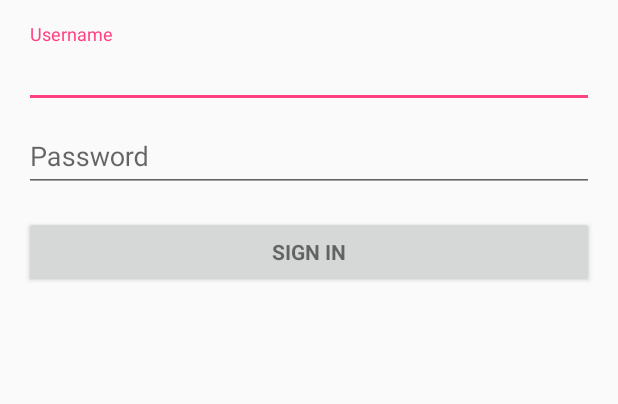
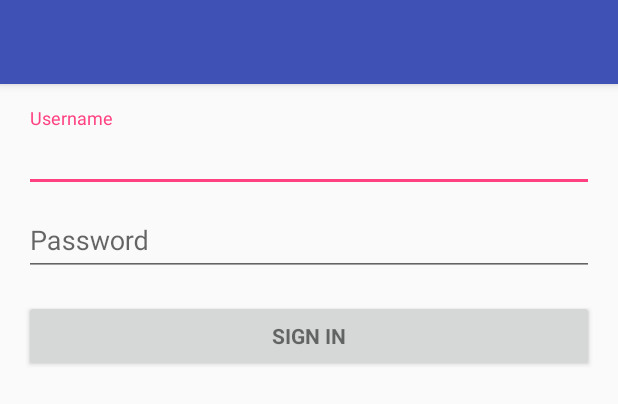
Before and after one commit to miroszlav/ShoppingListApplication, an Android app: the layout activity_login.xml on its own in the app's theme, with its tools: preview values and no code run, on a phone screen of 412 x 824 dp. Shown: the top 404 px of the screen. Run offline under Robolectric (Android 15) with nearby library versions, the phone set to English and light mode, and no system bars.

Commit message:
code formatting, cleaning.

```diff
--- a/app/build.gradle
+++ b/app/build.gradle
@@ -57,7 +57,6 @@ dependencies {
     compile 'io.reactivex.rxjava2:rxjava:2.1.3'
     compile 'com.f2prateek.rx.preferences2:rx-preferences:2.0.0-RC3'
     compile 'com.jakewharton:butterknife:8.8.1'
-    compile 'com.android.support.constraint:constraint-layout:1.0.2'
 
     androidTestCompile('com.android.support.test.espresso:espresso-core:2.2.2', {
         exclude group: 'com.android.support', module: 'support-annotations'
--- a/app/src/main/java/hu/miroszlav/shoppinglistapplication/android/activity/DashboardActivity.java
+++ b/app/src/main/java/hu/miroszlav/shoppinglistapplication/android/activity/DashboardActivity.java
@@ -22,12 +22,10 @@ import butterknife.ButterKnife;
 import butterknife.OnClick;
 import hu.miroszlav.shoppinglistapplication.R;
 import hu.miroszlav.shoppinglistapplication.android.adapter.ItemAdapter;
-import hu.miroszlav.shoppinglistapplication.di.ComponentInjectorProvider;
 import hu.miroszlav.shoppinglistapplication.model.Item;
 import hu.miroszlav.shoppinglistapplication.service.ItemService;
 import hu.miroszlav.shoppinglistapplication.service.LoginService;
 import hu.miroszlav.shoppinglistapplication.util.AbstractObserver;
-import io.reactivex.android.schedulers.AndroidSchedulers;
 import io.reactivex.annotations.NonNull;
 import io.reactivex.functions.Action;
 
--- a/app/src/main/java/hu/miroszlav/shoppinglistapplication/android/activity/ItemDetailActivity.java
+++ b/app/src/main/java/hu/miroszlav/shoppinglistapplication/android/activity/ItemDetailActivity.java
@@ -6,7 +6,6 @@ import android.support.v4.app.ActivityCompat;
 import android.support.v4.content.ContextCompat;
 import android.support.v7.widget.Toolbar;
 import android.view.View;
-import android.widget.Button;
 
 import com.trello.rxlifecycle2.components.support.RxAppCompatActivity;
 
@@ -22,7 +21,6 @@ import hu.miroszlav.shoppinglistapplication.model.Item;
 import hu.miroszlav.shoppinglistapplication.service.ItemService;
 import hu.miroszlav.shoppinglistapplication.util.AbstractObserver;
 import io.reactivex.annotations.NonNull;
-import io.reactivex.functions.Action;
 
 import static android.widget.Toast.*;
 import static hu.miroszlav.shoppinglistapplication.di.ComponentInjectorProvider.getInjectorProvider;
--- a/app/src/main/java/hu/miroszlav/shoppinglistapplication/android/activity/LoginActivity.java
+++ b/app/src/main/java/hu/miroszlav/shoppinglistapplication/android/activity/LoginActivity.java
@@ -3,9 +3,8 @@ package hu.miroszlav.shoppinglistapplication.android.activity;
 import android.content.Intent;
 import android.os.Bundle;
 import android.support.design.widget.TextInputEditText;
+import android.support.v7.widget.Toolbar;
 import android.view.View;
-import android.widget.EditText;
-import android.widget.Toast;
 
 import com.trello.rxlifecycle2.components.support.RxAppCompatActivity;
 
@@ -18,10 +17,7 @@ import hu.miroszlav.shoppinglistapplication.R;
 import hu.miroszlav.shoppinglistapplication.model.Token;
 import hu.miroszlav.shoppinglistapplication.service.LoginService;
 import hu.miroszlav.shoppinglistapplication.util.AbstractObserver;
-import hu.miroszlav.shoppinglistapplication.validator.LoginValidator;
-import io.reactivex.Observer;
 import io.reactivex.annotations.NonNull;
-import io.reactivex.disposables.Disposable;
 import io.reactivex.functions.Action;
 
 import static android.view.View.*;
@@ -37,6 +33,7 @@ public class LoginActivity extends RxAppCompatActivity {
 
     @Inject LoginService loginService;
 
+    @BindView(R.id.login_toolbar) Toolbar toolbar;
     @BindView(R.id.username) TextInputEditText userNameView;
     @BindView(R.id.password) TextInputEditText passwordView;
     @BindView(R.id.login_progress) View progressView;
@@ -49,6 +46,7 @@ public class LoginActivity extends RxAppCompatActivity {
         setContentView(R.layout.activity_login);
         ButterKnife.bind(this);
         getInjectorProvider().getMainComponent().inject(this);
+        setSupportActionBar(toolbar);
     }
 
     @OnClick(R.id.sign_in_button)
--- a/app/src/main/java/hu/miroszlav/shoppinglistapplication/android/activity/SplashActivity.java
+++ b/app/src/main/java/hu/miroszlav/shoppinglistapplication/android/activity/SplashActivity.java
@@ -7,7 +7,6 @@ import android.os.Bundle;
 import javax.inject.Inject;
 
 import hu.miroszlav.shoppinglistapplication.R;
-import hu.miroszlav.shoppinglistapplication.di.ComponentInjectorProvider;
 import hu.miroszlav.shoppinglistapplication.service.LoginService;
 
 import static hu.miroszlav.shoppinglistapplication.di.ComponentInjectorProvider.getInjectorProvider;
--- a/app/src/main/java/hu/miroszlav/shoppinglistapplication/android/adapter/ItemAdapter.java
+++ b/app/src/main/java/hu/miroszlav/shoppinglistapplication/android/adapter/ItemAdapter.java
@@ -2,7 +2,6 @@ package hu.miroszlav.shoppinglistapplication.android.adapter;
 
 
 import android.support.v7.widget.RecyclerView;
-import android.view.View;
 import android.view.ViewGroup;
 import android.widget.FrameLayout;
 
--- a/app/src/main/java/hu/miroszlav/shoppinglistapplication/android/widget/ItemView.java
+++ b/app/src/main/java/hu/miroszlav/shoppinglistapplication/android/widget/ItemView.java
@@ -1,6 +1,5 @@
 package hu.miroszlav.shoppinglistapplication.android.widget;
 
-import android.annotation.SuppressLint;
 import android.content.Context;
 import android.support.v7.widget.CardView;
 import android.view.View;
--- a/app/src/main/java/hu/miroszlav/shoppinglistapplication/di/MainModule.java
+++ b/app/src/main/java/hu/miroszlav/shoppinglistapplication/di/MainModule.java
@@ -7,7 +7,6 @@ import android.preference.PreferenceManager;
 
 import com.f2prateek.rx.preferences2.RxSharedPreferences;
 import com.google.gson.Gson;
-import com.google.gson.GsonBuilder;
 
 import javax.inject.Singleton;
 
@@ -21,7 +20,6 @@ import retrofit2.Retrofit;
 import retrofit2.adapter.rxjava2.RxJava2CallAdapterFactory;
 import retrofit2.converter.gson.GsonConverterFactory;
 
-import static java.util.concurrent.TimeUnit.SECONDS;
 import static okhttp3.logging.HttpLoggingInterceptor.Level.BODY;
 import static okhttp3.logging.HttpLoggingInterceptor.Level.NONE;
 
--- a/app/src/main/res/layout/activity_login.xml
+++ b/app/src/main/res/layout/activity_login.xml
@@ -1,14 +1,23 @@
 <LinearLayout xmlns:android="http://schemas.android.com/apk/res/android"
     xmlns:tools="http://schemas.android.com/tools"
+    xmlns:app="http://schemas.android.com/apk/res-auto"
     android:layout_width="match_parent"
     android:layout_height="match_parent"
     android:gravity="center_horizontal"
     android:orientation="vertical"
-    android:paddingBottom="@dimen/activity_vertical_margin"
-    android:paddingLeft="@dimen/activity_horizontal_margin"
-    android:paddingRight="@dimen/activity_horizontal_margin"
-    android:paddingTop="@dimen/activity_vertical_margin"
     tools:context="hu.miroszlav.shoppinglistapplication.android.activity.LoginActivity">
+
+    <android.support.design.widget.AppBarLayout
+        android:layout_width="match_parent"
+        android:layout_height="wrap_content">
+
+        <android.support.v7.widget.Toolbar
+            android:id="@+id/login_toolbar"
+            android:layout_width="match_parent"
+            android:layout_height="?attr/actionBarSize"
+            android:background="@color/colorPrimary"
+            app:titleTextColor="@android:color/white" />
+    </android.support.design.widget.AppBarLayout>
 
     <!-- Login progress -->
     <ProgressBar
@@ -27,6 +36,10 @@
             android:id="@+id/login_form"
             android:layout_width="match_parent"
             android:layout_height="wrap_content"
+            android:paddingBottom="@dimen/activity_vertical_margin"
+            android:paddingLeft="@dimen/activity_horizontal_margin"
+            android:paddingRight="@dimen/activity_horizontal_margin"
+            android:paddingTop="@dimen/activity_vertical_margin"
             android:orientation="vertical">
 
             <android.support.design.widget.TextInputLayout
--- a/build.gradle
+++ b/build.gradle
@@ -3,9 +3,6 @@
 buildscript {
     repositories {
         jcenter()
-        maven {
-            url "https://maven.google.com"
-        }
     }
     dependencies {
         classpath 'com.android.tools.build:gradle:2.3.3'
```
